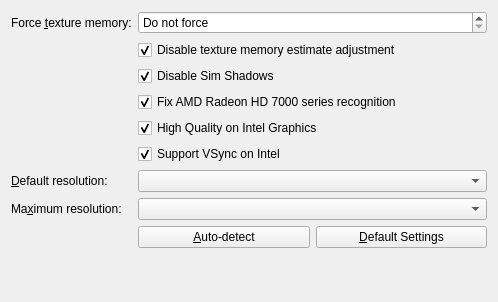
Above: src/plugins/sims2/sims2settings.ui from haffmans/graphics-rules-maker before the change. Below: the same form after it.
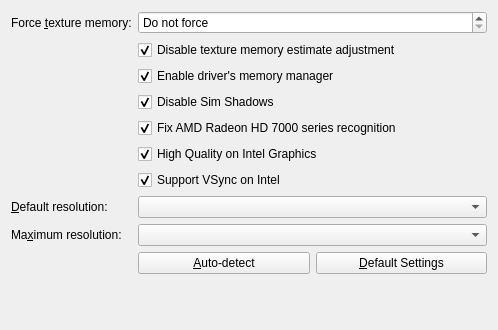
That is the form after the change.

Commit message:
Add tweak to use the driver's memory manager
People on the internet generally seem to agree that this improves the
game's stability.

What changed in the file:
```diff
--- a/src/plugins/sims2/sims2settings.ui
+++ b/src/plugins/sims2/sims2settings.ui
@@ -7,7 +7,7 @@
     <x>0</x>
     <y>0</y>
     <width>498</width>
-    <height>302</height>
+    <height>330</height>
    </rect>
   </property>
   <property name="windowTitle">
@@ -66,6 +66,22 @@
     </widget>
    </item>
    <item row="2" column="1">
+    <widget class="QCheckBox" name="enableDriverMemoryManager">
+     <property name="toolTip">
+      <string>Use the graphics driver's memory manager, to improve the game's stability</string>
+     </property>
+     <property name="whatsThis">
+      <string>&lt;html&gt;&lt;head/&gt;&lt;body&gt;&lt;p&gt;This makes the game rely on the graphics card driver for its memory management, rather than the game's own memory manager. Enabling this using modern drivers generally improves the game's stability.&lt;/p&gt;&lt;/body&gt;&lt;/html&gt;</string>
+     </property>
+     <property name="text">
+      <string>Enable driver's memory manager</string>
+     </property>
+     <property name="checked">
+      <bool>true</bool>
+     </property>
+    </widget>
+   </item>
+   <item row="3" column="1">
     <widget class="QCheckBox" name="disableSimShadows">
      <property name="toolTip">
       <string>Disable shadows for Sims and Pets, to work around black rectangles as shadows</string>
@@ -81,7 +97,7 @@
      </property>
     </widget>
    </item>
-   <item row="3" column="1">
+   <item row="4" column="1">
     <widget class="QCheckBox" name="radeonHd7000Fix">
      <property name="toolTip">
       <string>Do not force low quality on Radeon HD 7000 series graphics cards (as opposed to the older Radeon 7000 series).</string>
@@ -97,7 +113,7 @@
      </property>
     </widget>
    </item>
-   <item row="4" column="1">
+   <item row="5" column="1">
     <widget class="QCheckBox" name="intelHigh">
      <property name="toolTip">
       <string>Allow high quality graphics for most recent Intel Graphics cards.</string>
@@ -113,7 +129,7 @@
      </property>
     </widget>
    </item>
-   <item row="5" column="1">
+   <item row="6" column="1">
     <widget class="QCheckBox" name="intelVsync">
      <property name="toolTip">
       <string>Enable VSync for Intel Graphics cards. May cause (or solve) flickering graphics and/or UI.</string>
@@ -129,7 +145,7 @@
      </property>
     </widget>
    </item>
-   <item row="6" column="0">
+   <item row="7" column="0">
     <widget class="QLabel" name="defaultResolutionLabel">
      <property name="text">
       <string>&amp;Default resolution:</string>
@@ -139,7 +155,7 @@
      </property>
     </widget>
    </item>
-   <item row="6" column="1">
+   <item row="7" column="1">
     <widget class="QComboBox" name="defaultResolution">
      <property name="toolTip">
       <string>The initial resolution as applied by the game at first launch.</string>
@@ -149,7 +165,7 @@
      </property>
     </widget>
    </item>
-   <item row="7" column="0">
+   <item row="8" column="0">
     <widget class="QLabel" name="maxResolutionLabel">
      <property name="text">
       <string>Ma&amp;ximum resolution:</string>
@@ -159,7 +175,7 @@
      </property>
     </widget>
    </item>
-   <item row="7" column="1">
+   <item row="8" column="1">
     <widget class="QComboBox" name="maxResolution">
      <property name="toolTip">
       <string>The maximum available resolution (in high quality graphics mode only).</string>
@@ -169,7 +185,7 @@
      </property>
     </widget>
    </item>
-   <item row="8" column="1">
+   <item row="9" column="1">
     <layout class="QHBoxLayout" name="defaultsLayout" stretch="0,0">
      <item>
       <widget class="QPushButton" name="autodetect">
```
Left out of the diff: 2 changed lines with no effect on the pictures. The commit also changes 4 other files.
